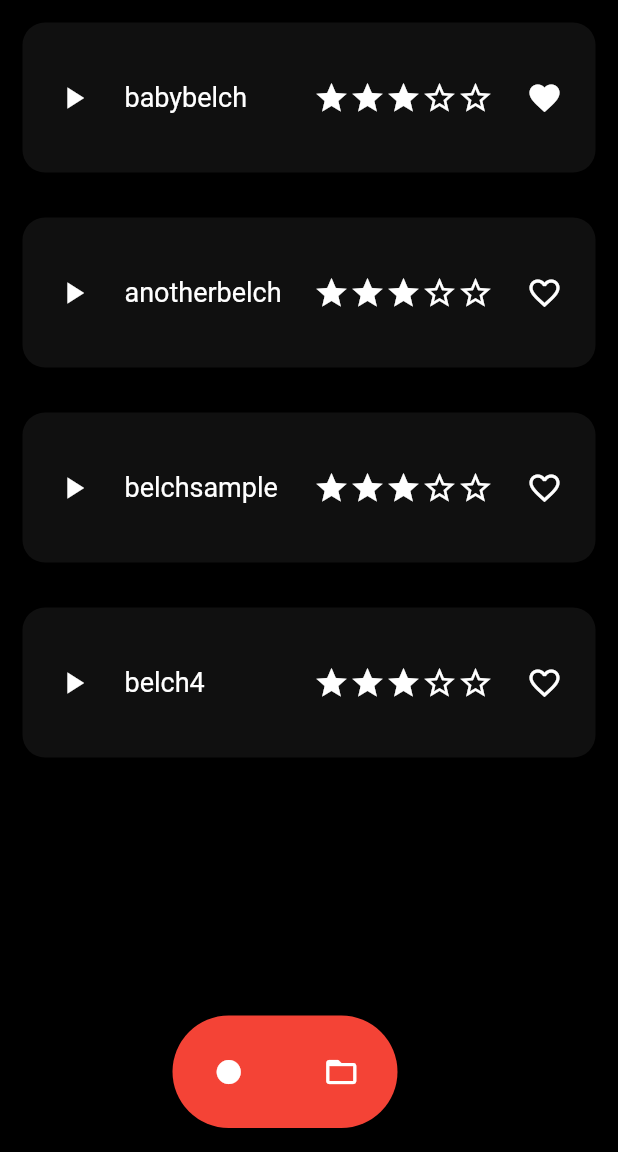
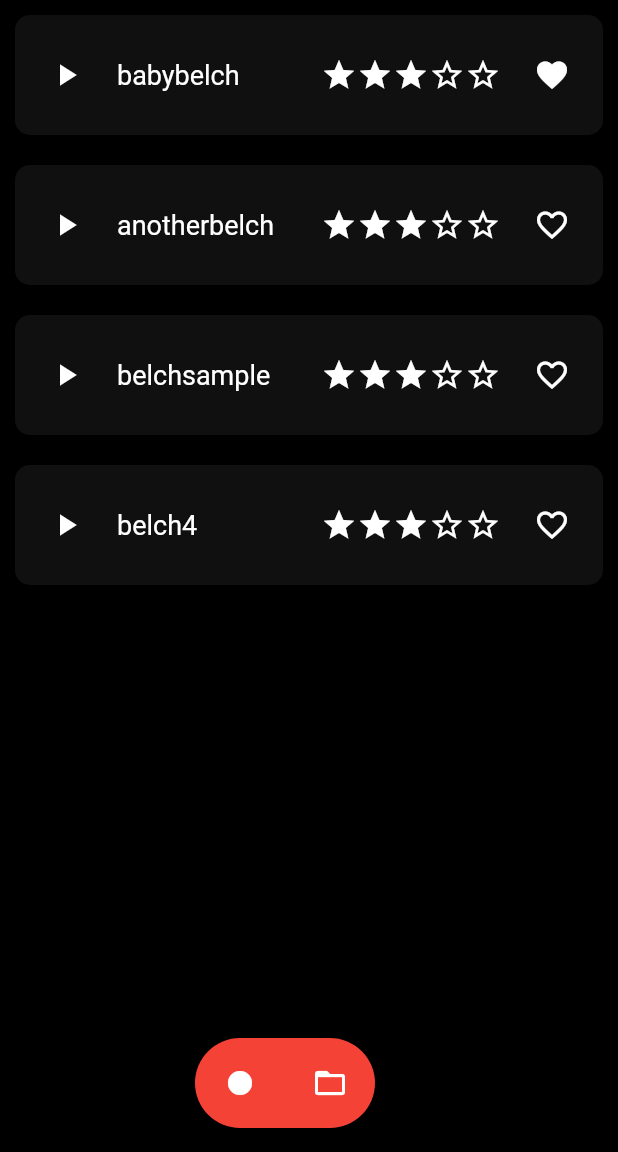
Before and after one commit to fantasticMan1/belch-o-meter, a Flutter app: the screen it shows after launch, after a tap on the "favorite outline" icon, on a phone screen of 412 x 824 dp, the part 84-1236 px from its top. Run offline on Flutter 3.47's test engine with Material 2 defaults, Android fonts, the phone set to English and light mode, and no system bars; our stand-ins replace flutter_speed_dial; missing offline and left inert: soundpool.

Commit message:
Updated proportions

```diff
--- a/lib/belch_card.dart
+++ b/lib/belch_card.dart
@@ -15,9 +15,9 @@ import 'theme.dart';
 /// Allows swiping to like or discard belches, as well as a play button to hear
 /// it again.
 class BelchCard extends StatefulWidget {
-  static const double HEIGHT = 100.0;
+  static const double HEIGHT = 80.0;
   static const double SPACING = 10.0;
-  static const double MARGIN = 15.0;
+  static const double MARGIN = 10.0;
 
   String _fname;
   int rating;
--- a/lib/belch_list.dart
+++ b/lib/belch_list.dart
@@ -27,9 +27,9 @@ class BelchListState extends State {
             color: Colors.transparent,
             child: Row(
               children: [
-                Container(width: 2 * BelchCard.MARGIN),
+                Container(width: BelchCard.HEIGHT / 3),
                 Icon(Icons.delete,
-                    color: Colors.red, size: 2 * BelchCard.MARGIN),
+                    color: Colors.red, size: BelchCard.HEIGHT / 3),
                 Expanded(child: Container()),
               ],
             ),
@@ -40,8 +40,8 @@ class BelchListState extends State {
               children: [
                 Expanded(child: Container()),
                 Icon(Icons.delete,
-                    color: Colors.red, size: 2 * BelchCard.MARGIN),
-                Container(width: 2 * BelchCard.MARGIN),
+                    color: Colors.red, size: BelchCard.HEIGHT / 3),
+                Container(width: BelchCard.HEIGHT / 3),
               ],
             ),
           ),
--- a/lib/my_homepage.dart
+++ b/lib/my_homepage.dart
@@ -14,7 +14,7 @@ class MyHomePage extends StatefulWidget {
 
 class _MyHomePageState extends State<MyHomePage> {
   int _counter = 0;
-  final double BUTTON_HEIGHT = 75;
+  final double BUTTON_HEIGHT = 60;
 
   @override
   Widget build(BuildContext context) {
```
